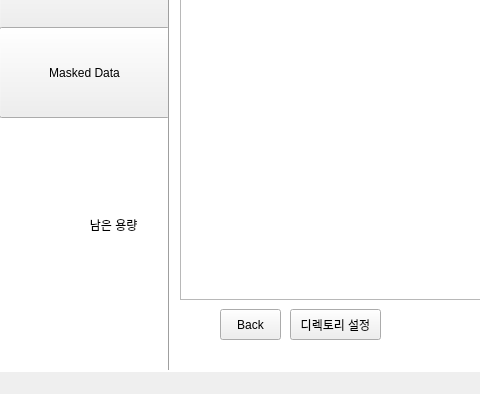
Qt form app/gui/UI/ui_1.ui (CSID-DGU/2023-1-CECD3-Sugar-4) before a commit; both pictures show x 0 to 480 and y 121 to 515 of the 828 by 515 pixel window.
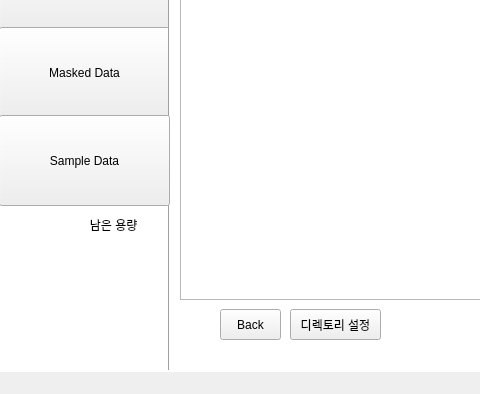
The same form after that commit.

Commit message:
sample data
ui6 sampledata 추가

What changed in the file:
```diff
--- a/app/gui/UI/ui_1.ui
+++ b/app/gui/UI/ui_1.ui
@@ -197,6 +197,19 @@
      <string>디렉토리 설정</string>
     </property>
    </widget>
+   <widget class="QPushButton" name="pushButton_6">
+    <property name="geometry">
+     <rect>
+      <x>-1</x>
+      <y>236</y>
+      <width>171</width>
+      <height>91</height>
+     </rect>
+    </property>
+    <property name="text">
+     <string>Sample Data</string>
+    </property>
+   </widget>
   </widget>
   <widget class="QMenuBar" name="menubar">
    <property name="geometry">
```
The commit also changes 9 other files.
